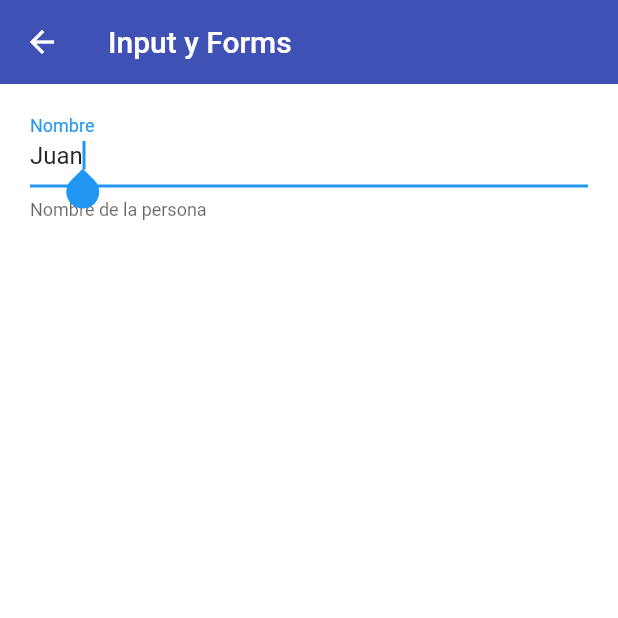
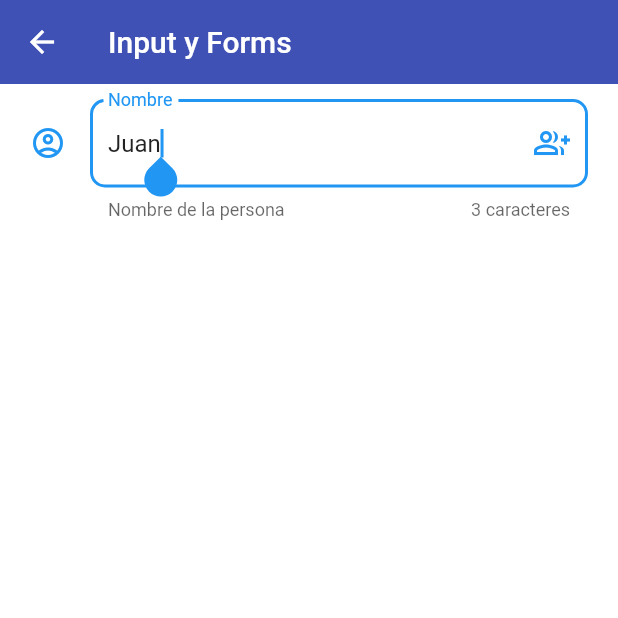
Before and after one commit to Turyfay/app-components-flutter, a Flutter app: the InputScreen screen opened by its route, on a phone screen of 412 x 824 dp, the top half of it. Run offline on Flutter 3.47's test engine with Material 2 defaults, Android fonts, the phone set to English and light mode, and no system bars.

Commit message:
El widget textformfield personalizado

```diff
--- a/lib/screens/inputs_screen.dart
+++ b/lib/screens/inputs_screen.dart
@@ -15,20 +15,29 @@ class InputScreen extends StatelessWidget {
             child: Column(
               children: [
                 TextFormField(
-                  decoration: const InputDecoration(
+                  decoration: InputDecoration(
                     labelText: 'Nombre',
                     helperText: 'Nombre de la persona',
+                    hintText: 'ingrese su nombre',
+                    counterText: '3 caracteres',
+                    suffixIcon: const Icon(Icons.group_add_outlined),
+                    //prefixIcon: Icon(Icons.account_circle_outlined),
+                    icon: const Icon(Icons.account_circle_outlined),
+                    border: OutlineInputBorder(
+                      borderRadius: BorderRadius.circular(10),
+                    ),
                   ),
                   keyboardType: TextInputType.text,
                   textCapitalization: TextCapitalization.words,
                   autocorrect: true,
                   autofocus: true,
                   initialValue: 'Juan',
+                  autovalidateMode: AutovalidateMode.onUserInteraction,
                   validator: (value) {
                     if (value == null) {
                       return 'El nombre es requerido';
                     }
-                    return null;
+                    return value.length < 3 ? 'El nombre es muy corto' : null;
                   },
                 ),
               ],
```
